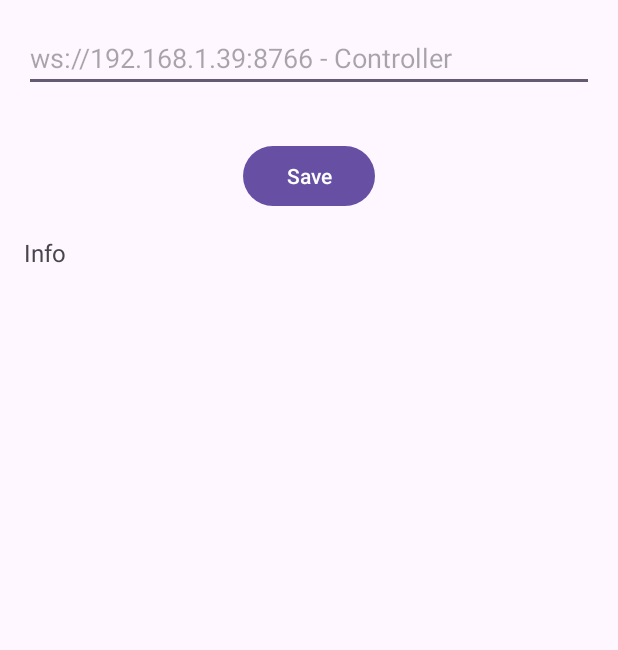
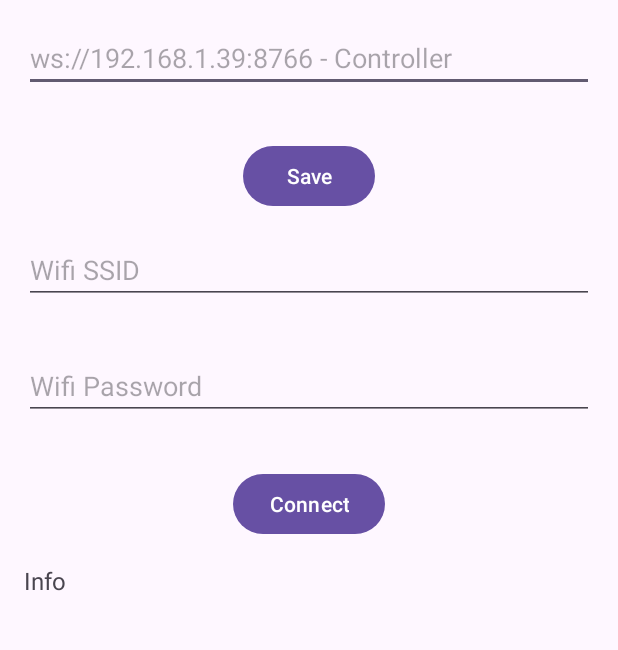
Before and after one commit to electronicengine/KufibotController, an Android app: the SettingsActivity screen opened directly, with no data from a screen before it, on a phone screen of 412 x 824 dp, the part 96-746 px from its top. Run offline under Robolectric (Android 15) with nearby library versions, the phone set to English and light mode, and no system bars.

Commit message:
added wifi connect

```diff
--- a/app/src/main/java/com/example/kufibotcontroller/MainActivity.java
+++ b/app/src/main/java/com/example/kufibotcontroller/MainActivity.java
@@ -291,8 +291,6 @@ public class MainActivity extends AppCompatActivity {
                 }
             }
         });
-
-
     }
 
     private void setFullScreen() {
--- a/app/src/main/java/com/example/kufibotcontroller/SettingsActivity.java
+++ b/app/src/main/java/com/example/kufibotcontroller/SettingsActivity.java
@@ -1,5 +1,6 @@
 package com.example.kufibotcontroller;
 
+import android.app.AlertDialog;
 import android.os.Bundle;
 import androidx.appcompat.app.AppCompatActivity;
 import androidx.appcompat.widget.Toolbar;
@@ -17,7 +18,11 @@ import android.widget.TextView;
 public class SettingsActivity extends AppCompatActivity {
 
     private EditText controllerSocketEditText;
+    private EditText ssidEditText;
+    private EditText passwordEditText;
+
     private Button saveButton;
+    private Button connectButton;
     private Handler handler = new Handler(Looper.getMainLooper());
 
 
@@ -29,7 +34,12 @@ public class SettingsActivity extends AppCompatActivity {
 
         // Initialize views
         controllerSocketEditText = findViewById(R.id.controller_socket_text);
+        ssidEditText = findViewById(R.id.wifi_ssid_text);
+        passwordEditText = findViewById(R.id.wifi_password_text);
+
         saveButton = findViewById(R.id.save_button);
+        connectButton = findViewById(R.id.connect_button);
+
         WebSocketControllerClient controllerClient= WebSocketControllerClient.getInstance();
         // Initialize your TextView components
         TextView infoText = findViewById(R.id.info);
@@ -51,7 +61,35 @@ public class SettingsActivity extends AppCompatActivity {
             }
         });
 
+        connectButton.setOnClickListener(new View.OnClickListener() {
+            @Override
+            public void onClick(View v) {
+
+                String ssdi = ssidEditText.getText().toString();
+                String password = passwordEditText.getText().toString();
+
+                connectWifi(ssdi, password);
+            }
+        });
+
         setFullScreen();
+    }
+
+
+    private void connectWifi(String ssdi, String password) {
+        WebSocketControllerClient controllerClient = WebSocketControllerClient.getInstance();
+
+        controllerClient.writeWifiConfigData(ssdi, password);
+
+
+        // Show alert dialog
+        new AlertDialog.Builder(this)
+                .setTitle("Wi-Fi Configuration")
+                .setMessage("Wi-Fi credentials have been sent to the controller. Close the app and connect to the configured Wi-Fi network. And than open the app again.")
+                .setPositiveButton("OK", (dialog, which) -> dialog.dismiss())
+                .setCancelable(false)
+                .show();
+
     }
 
     private void saveSettings(String controllerSocket) {
--- a/app/src/main/res/layout/activity_settings.xml
+++ b/app/src/main/res/layout/activity_settings.xml
@@ -33,12 +33,39 @@
             android:layout_marginTop="16dp"
             android:text="Save" />
 
+        <EditText
+            android:id="@+id/wifi_ssid_text"
+            android:layout_width="match_parent"
+            android:layout_height="wrap_content"
+            android:layout_below="@id/save_button"
+            android:layout_margin="16dp"
+            android:hint="Wifi SSID"
+            android:inputType="text" />
+
+        <EditText
+            android:id="@+id/wifi_password_text"
+            android:layout_width="match_parent"
+            android:layout_height="wrap_content"
+            android:layout_below="@id/wifi_ssid_text"
+            android:layout_margin="16dp"
+            android:hint="Wifi Password"
+            android:inputType="text" />
+
+        <Button
+            android:id="@+id/connect_button"
+            android:layout_width="wrap_content"
+            android:layout_height="wrap_content"
+            android:layout_below="@id/wifi_password_text"
+            android:layout_centerHorizontal="true"
+            android:layout_marginTop="16dp"
+            android:text="Connect" />
+
         <!-- Panel with information labels and a button -->
         <LinearLayout
             android:id="@+id/info_panel"
             android:layout_width="match_parent"
             android:layout_height="wrap_content"
-            android:layout_below="@id/save_button"
+            android:layout_below="@id/connect_button"
             android:layout_margin="16dp"
             android:orientation="vertical">
 
```
Also changed, not shown: app/src/main/java/com/example/kufibotcontroller/WebSocketControllerClient.java (+11 -0 lines).
